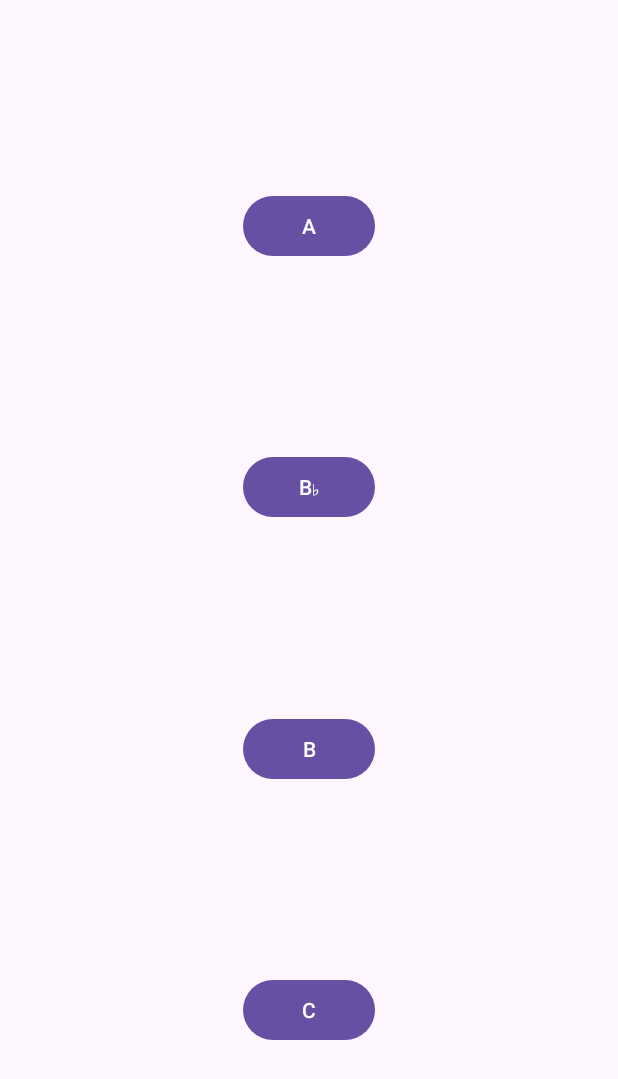
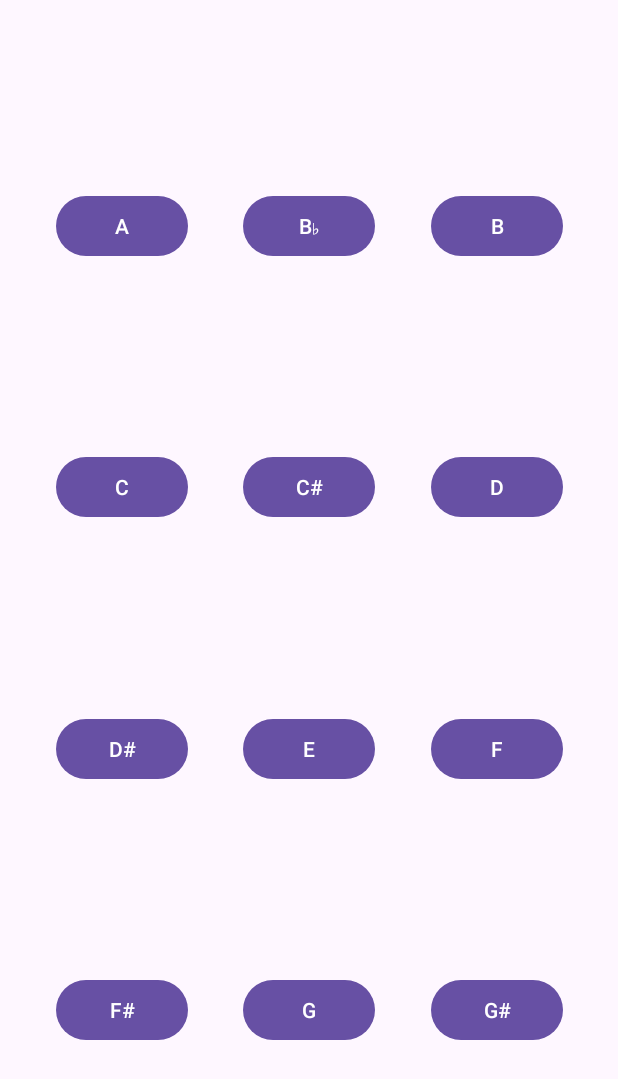
Before and after one commit to itsituit/SoundboardStarter, an Android app: the screen it shows after launch (MainActivity), on a phone screen of 412 x 824 dp. Shown: the top 1079 px of the screen. Run offline under Robolectric (Android 15) with nearby library versions, the light colour scheme and no system bars.

Commit message:
Add buttons

```diff
--- a/app/src/main/res/layout/activity_main.xml
+++ b/app/src/main/res/layout/activity_main.xml
@@ -11,42 +11,138 @@
         android:layout_width="wrap_content"
         android:layout_height="wrap_content"
         android:text="@string/a_note"
-        app:layout_constraintBottom_toTopOf="@+id/button_main_bb"
-        app:layout_constraintEnd_toEndOf="parent"
+        app:layout_constraintBottom_toTopOf="@+id/button_main_c"
+        app:layout_constraintEnd_toStartOf="@+id/button_main_bb"
         app:layout_constraintHorizontal_bias="0.5"
+        app:layout_constraintHorizontal_chainStyle="spread"
         app:layout_constraintStart_toStartOf="parent"
-        app:layout_constraintTop_toTopOf="parent" />
+        app:layout_constraintTop_toTopOf="parent"
+        app:layout_constraintVertical_chainStyle="spread" />
 
     <Button
         android:id="@+id/button_main_bb"
         android:layout_width="wrap_content"
         android:layout_height="wrap_content"
         android:text="@string/b_flat_note"
-        app:layout_constraintBottom_toTopOf="@+id/button_main_b"
-        app:layout_constraintEnd_toEndOf="parent"
+        app:layout_constraintBottom_toTopOf="@+id/button_main_cS"
+        app:layout_constraintEnd_toStartOf="@+id/button_main_b"
         app:layout_constraintHorizontal_bias="0.5"
-        app:layout_constraintStart_toStartOf="parent"
-        app:layout_constraintTop_toBottomOf="@+id/button_main_a" />
+        app:layout_constraintStart_toEndOf="@+id/button_main_a"
+        app:layout_constraintTop_toTopOf="parent"
+        app:layout_constraintVertical_chainStyle="spread" />
 
     <Button
         android:id="@+id/button_main_b"
         android:layout_width="wrap_content"
         android:layout_height="wrap_content"
         android:text="@string/b_note"
-        app:layout_constraintBottom_toTopOf="@+id/button_main_c"
+        app:layout_constraintBottom_toTopOf="@+id/button_main_d"
         app:layout_constraintEnd_toEndOf="parent"
         app:layout_constraintHorizontal_bias="0.5"
-        app:layout_constraintStart_toStartOf="parent"
-        app:layout_constraintTop_toBottomOf="@+id/button_main_bb" />
+        app:layout_constraintStart_toEndOf="@+id/button_main_bb"
+        app:layout_constraintTop_toTopOf="parent"
+        app:layout_constraintVertical_chainStyle="spread" />
 
     <Button
         android:id="@+id/button_main_c"
         android:layout_width="wrap_content"
         android:layout_height="wrap_content"
         android:text="@string/c_note"
+        app:layout_constraintBottom_toTopOf="@+id/button_main_dS"
+        app:layout_constraintEnd_toStartOf="@+id/button_main_cS"
+        app:layout_constraintHorizontal_bias="0.5"
+        app:layout_constraintHorizontal_chainStyle="spread"
+        app:layout_constraintStart_toStartOf="parent"
+        app:layout_constraintTop_toBottomOf="@+id/button_main_a" />
+
+    <Button
+        android:id="@+id/button_main_cS"
+        android:layout_width="wrap_content"
+        android:layout_height="wrap_content"
+        android:text="C#"
+        app:layout_constraintBottom_toTopOf="@+id/button_main_e"
+        app:layout_constraintEnd_toStartOf="@+id/button_main_d"
+        app:layout_constraintHorizontal_bias="0.5"
+        app:layout_constraintStart_toEndOf="@+id/button_main_c"
+        app:layout_constraintTop_toBottomOf="@+id/button_main_bb" />
+
+    <Button
+        android:id="@+id/button_main_d"
+        android:layout_width="wrap_content"
+        android:layout_height="wrap_content"
+        android:text="D"
+        app:layout_constraintBottom_toTopOf="@+id/button_main_f"
+        app:layout_constraintEnd_toEndOf="parent"
+        app:layout_constraintHorizontal_bias="0.5"
+        app:layout_constraintStart_toEndOf="@+id/button_main_cS"
+        app:layout_constraintTop_toBottomOf="@+id/button_main_b" />
+
+    <Button
+        android:id="@+id/button_main_dS"
+        android:layout_width="wrap_content"
+        android:layout_height="wrap_content"
+        android:text="D#"
+        app:layout_constraintBottom_toTopOf="@+id/button_main_fS"
+        app:layout_constraintEnd_toStartOf="@+id/button_main_e"
+        app:layout_constraintHorizontal_bias="0.5"
+        app:layout_constraintHorizontal_chainStyle="spread"
+        app:layout_constraintStart_toStartOf="parent"
+        app:layout_constraintTop_toBottomOf="@+id/button_main_c" />
+
+    <Button
+        android:id="@+id/button_main_e"
+        android:layout_width="wrap_content"
+        android:layout_height="wrap_content"
+        android:text="E"
+        app:layout_constraintBottom_toTopOf="@+id/button_main_g"
+        app:layout_constraintEnd_toStartOf="@+id/button_main_f"
+        app:layout_constraintHorizontal_bias="0.5"
+        app:layout_constraintStart_toEndOf="@+id/button_main_dS"
+        app:layout_constraintTop_toBottomOf="@+id/button_main_cS" />
+
+    <Button
+        android:id="@+id/button_main_f"
+        android:layout_width="wrap_content"
+        android:layout_height="wrap_content"
+        android:text="F"
+        app:layout_constraintBottom_toTopOf="@+id/button_main_gS"
+        app:layout_constraintEnd_toEndOf="parent"
+        app:layout_constraintHorizontal_bias="0.5"
+        app:layout_constraintStart_toEndOf="@+id/button_main_e"
+        app:layout_constraintTop_toBottomOf="@+id/button_main_d" />
+
+    <Button
+        android:id="@+id/button_main_fS"
+        android:layout_width="wrap_content"
+        android:layout_height="wrap_content"
+        android:text="F#"
+        app:layout_constraintBottom_toBottomOf="parent"
+        app:layout_constraintEnd_toStartOf="@+id/button_main_g"
+        app:layout_constraintHorizontal_bias="0.5"
+        app:layout_constraintHorizontal_chainStyle="spread"
+        app:layout_constraintStart_toStartOf="parent"
+        app:layout_constraintTop_toBottomOf="@+id/button_main_dS" />
+
+    <Button
+        android:id="@+id/button_main_g"
+        android:layout_width="wrap_content"
+        android:layout_height="wrap_content"
+        android:text="G"
+        app:layout_constraintBottom_toBottomOf="parent"
+        app:layout_constraintEnd_toStartOf="@+id/button_main_gS"
+        app:layout_constraintHorizontal_bias="0.5"
+        app:layout_constraintStart_toEndOf="@+id/button_main_fS"
+        app:layout_constraintTop_toBottomOf="@+id/button_main_e" />
+
+    <Button
+        android:id="@+id/button_main_gS"
+        android:layout_width="wrap_content"
+        android:layout_height="wrap_content"
+        android:text="G#"
         app:layout_constraintBottom_toBottomOf="parent"
         app:layout_constraintEnd_toEndOf="parent"
         app:layout_constraintHorizontal_bias="0.5"
-        app:layout_constraintStart_toStartOf="parent"
-        app:layout_constraintTop_toBottomOf="@+id/button_main_b" />
+        app:layout_constraintStart_toEndOf="@+id/button_main_g"
+        app:layout_constraintTop_toBottomOf="@+id/button_main_f" />
+
 </androidx.constraintlayout.widget.ConstraintLayout>
```
